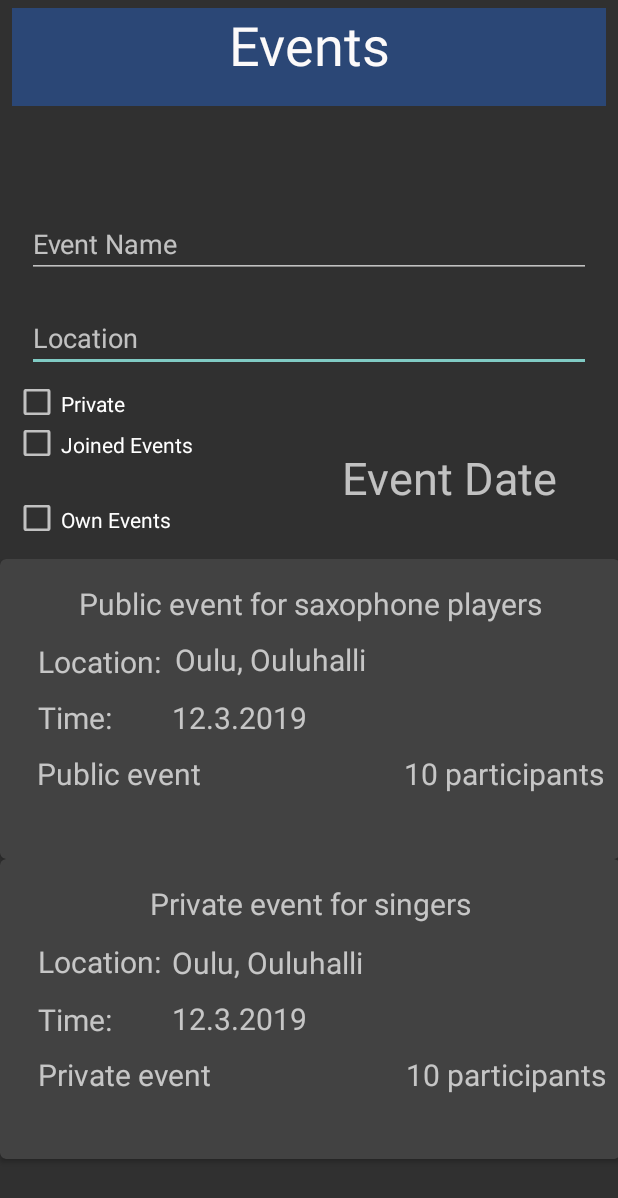
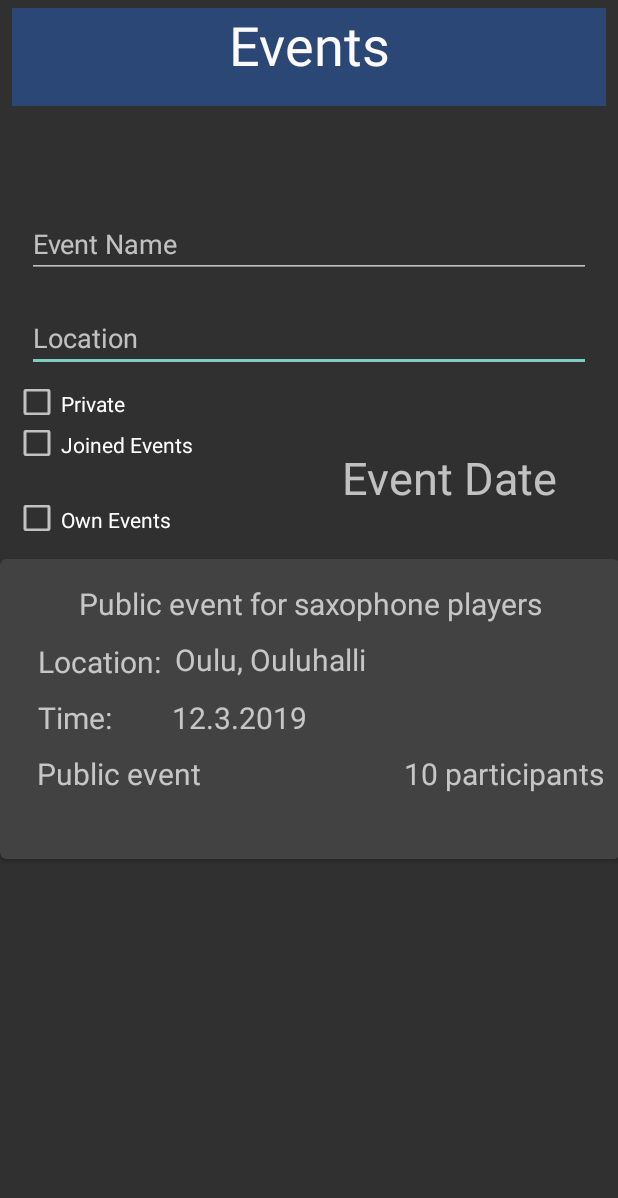
Before and after one commit to GoJamie/Musician-App, an Android app: the EventList screen opened directly, with no data from a screen before it, on a phone screen of 412 x 824 dp. Shown: the top 1198 px of the screen. Run offline under Robolectric (Android 15) with nearby library versions, the phone set to English and light mode, and no system bars; Roboto replaces fonts that are not available here.

Commit message:
some minor things

```diff
--- a/app/src/main/res/layout/event_list.xml
+++ b/app/src/main/res/layout/event_list.xml
@@ -235,113 +235,6 @@
             </android.support.constraint.ConstraintLayout>
         </android.support.v7.widget.CardView>
 
-        <android.support.v7.widget.CardView
-            android:id="@+id/event_card_2"
-            android:layout_width="match_parent"
-            android:layout_height="200dp"
-            android:layout_gravity="center"
-            app:cardCornerRadius="4dp">
-
-            <android.support.constraint.ConstraintLayout
-                android:layout_width="match_parent"
-                android:layout_height="match_parent">
-
-                <TextView
-                    android:id="@+id/event_name_2"
-                    android:layout_width="344dp"
-                    android:layout_height="37dp"
-                    android:layout_marginStart="30dp"
-                    android:layout_marginTop="16dp"
-                    android:layout_marginEnd="30dp"
-                    android:text="Private event for singers"
-                    android:textAlignment="center"
-                    android:textSize="20sp"
-                    app:layout_constraintEnd_toEndOf="parent"
-                    app:layout_constraintStart_toStartOf="parent"
-                    app:layout_constraintTop_toTopOf="parent" />
-
-                <TextView
-                    android:id="@+id/location_title_2"
-                    android:layout_width="89dp"
-                    android:layout_height="37dp"
-                    android:layout_marginStart="25dp"
-                    android:layout_marginTop="1dp"
-                    android:text="Location:"
-                    android:textAlignment="viewStart"
-                    android:textSize="20sp"
-                    app:layout_constraintStart_toStartOf="parent"
-                    app:layout_constraintTop_toBottomOf="@+id/event_name_2" />
-
-                <TextView
-                    android:id="@+id/location_2"
-                    android:layout_width="295dp"
-                    android:layout_height="37dp"
-                    android:layout_marginTop="2dp"
-                    android:layout_marginEnd="4dp"
-                    android:text="Oulu, Ouluhalli"
-                    android:textAlignment="viewStart"
-                    android:textSize="20sp"
-                    app:layout_constraintEnd_toEndOf="parent"
-                    app:layout_constraintStart_toEndOf="@+id/location_title_2"
-                    app:layout_constraintTop_toBottomOf="@+id/event_name_2" />
-
-                <TextView
-                    android:id="@+id/time_2"
-                    android:layout_width="131dp"
-                    android:layout_height="37dp"
-                    android:layout_marginEnd="168dp"
-                    android:text="12.3.2019"
-                    android:textAlignment="viewStart"
-                    android:textSize="20sp"
-                    app:layout_constraintEnd_toEndOf="parent"
-                    app:layout_constraintStart_toEndOf="@+id/time_title_2"
-                    app:layout_constraintTop_toBottomOf="@+id/location_2" />
-
-                <TextView
-                    android:id="@+id/time_title_2"
-                    android:layout_width="89dp"
-                    android:layout_height="37dp"
-                    android:layout_marginStart="25dp"
-                    android:layout_marginTop="1dp"
-                    android:text="Time:"
-                    android:textAlignment="viewStart"
-                    android:textSize="20sp"
-                    app:layout_constraintBottom_toTopOf="@+id/private_public_2"
-                    app:layout_constraintEnd_toStartOf="@+id/time_2"
-                    app:layout_constraintStart_toStartOf="parent"
-                    app:layout_constraintTop_toBottomOf="@+id/location_title_2" />
-
-                <TextView
-                    android:id="@+id/private_public_2"
-                    android:layout_width="131dp"
-                    android:layout_height="37dp"
-                    android:layout_marginStart="25dp"
-                    android:layout_marginEnd="43dp"
-                    android:layout_marginBottom="33dp"
-                    android:text="Private event"
-                    android:textAlignment="viewStart"
-                    android:textSize="20sp"
-                    app:layout_constraintBottom_toBottomOf="parent"
-                    app:layout_constraintEnd_toStartOf="@+id/participants_amount_2"
-                    app:layout_constraintStart_toStartOf="parent"
-                    app:layout_constraintTop_toBottomOf="@+id/time_2" />
-
-                <TextView
-                    android:id="@+id/participants_amount_2"
-                    android:layout_width="203dp"
-                    android:layout_height="0dp"
-                    android:layout_marginStart="43dp"
-                    android:layout_marginBottom="43dp"
-                    android:text="10 participants"
-                    android:textAlignment="textEnd"
-                    android:textSize="20sp"
-                    app:layout_constraintBottom_toBottomOf="parent"
-                    app:layout_constraintStart_toEndOf="@+id/private_public_2"
-                    app:layout_constraintTop_toBottomOf="@+id/time_2" />
-
-            </android.support.constraint.ConstraintLayout>
-        </android.support.v7.widget.CardView>
-
     </LinearLayout>
 
 
```
Also changed, not shown: app/src/main/res/layout/event_layout.xml (added, +99 -0 lines).
